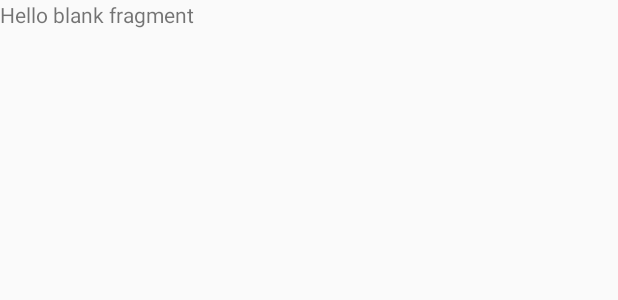
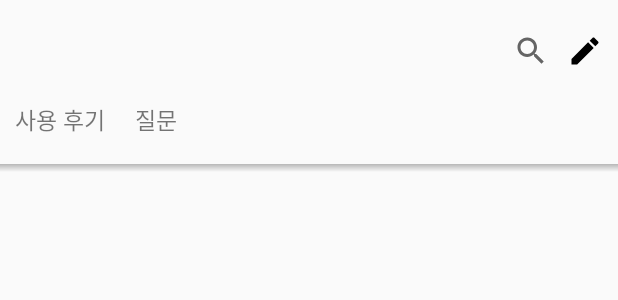
Before and after one commit to ngwoon/Prodori, an Android app: the layout fragment_all_authenticated.xml on its own in the app's theme, with its tools: preview values and no code run, on a phone screen of 412 x 824 dp. Shown: the top 300 px of the screen. Run offline under Robolectric (Android 15) with nearby library versions, the light colour scheme and no system bars; network calls fail.

Commit message:
게시글 작성 layout 진행 중

```diff
--- a/app/src/main/java/com/example/prodori/CommunityFragment.kt
+++ b/app/src/main/java/com/example/prodori/CommunityFragment.kt
@@ -37,7 +37,8 @@ class CommunityFragment : Fragment() {
                 AllAuthenticatedFragment()
             }
 
-        fragmentTransaction.replace(R.id.dynamicFragment, fragment).commit()
+        fragmentTransaction.replace(R.id.dynamicFragment, fragment)
+        fragmentTransaction.commit()
     }
 
     override fun onAttach(context: Context) {
@@ -51,5 +52,4 @@ class CommunityFragment : Fragment() {
     fun refresh() {
         checkAuth()
     }
-
 }
--- a/app/src/main/java/com/example/prodori/MainActivity.kt
+++ b/app/src/main/java/com/example/prodori/MainActivity.kt
@@ -155,7 +155,6 @@ class MainActivity : AppCompatActivity() {
                             newRef.setValue(valueMap)
                         }
 
-
                         // 현재 페이지가 community이면 갱신
                         if(bottomNavigationView.selectedItemId == R.id.community) {
                             val hostFragment = supportFragmentManager.findFragmentById(R.id.nav_host_container)!!
--- /dev/null
+++ b/app/src/main/java/com/example/prodori/PostData.kt
@@ -0,0 +1,3 @@
+package com.example.prodori
+
+data class PostData(val title: String, val writer: String, val content: String, val category: String)
--- /dev/null
+++ b/app/src/main/res/drawable/drop_shadow.xml
@@ -0,0 +1,7 @@
+<?xml version="1.0" encoding="utf-8"?>
+<shape xmlns:android="http://schemas.android.com/apk/res/android" android:shape="rectangle">
+    <gradient
+        android:startColor="@android:color/transparent"
+        android:endColor="#44000000"
+        android:angle="90"/>
+</shape>
--- /dev/null
+++ b/app/src/main/res/drawable/gradient.xml
@@ -0,0 +1,10 @@
+<?xml version="1.0" encoding="utf-8"?>
+<shape
+    xmlns:android="http://schemas.android.com/apk/res/android"
+    android:shape="rectangle">
+    <gradient
+        android:angle="0"
+        android:startColor="#000000"
+        android:endColor="#000000"
+        android:centerColor="#FFFF0000" />
+</shape>
--- /dev/null
+++ b/app/src/main/res/drawable/ic_create_black_24dp.xml
@@ -0,0 +1,9 @@
+<vector xmlns:android="http://schemas.android.com/apk/res/android"
+        android:width="24dp"
+        android:height="24dp"
+        android:viewportWidth="24.0"
+        android:viewportHeight="24.0">
+    <path
+        android:fillColor="#FF000000"
+        android:pathData="M3,17.25V21h3.75L17.81,9.94l-3.75,-3.75L3,17.25zM20.71,7.04c0.39,-0.39 0.39,-1.02 0,-1.41l-2.34,-2.34c-0.39,-0.39 -1.02,-0.39 -1.41,0l-1.83,1.83 3.75,3.75 1.83,-1.83z"/>
+</vector>
--- /dev/null
+++ b/app/src/main/res/drawable/ic_create_black_36dp.xml
@@ -0,0 +1,4 @@
+<vector android:height="36dp" android:viewportHeight="24.0"
+    android:viewportWidth="24.0" android:width="36dp" xmlns:android="http://schemas.android.com/apk/res/android">
+    <path android:fillColor="#FF000000" android:pathData="M3,17.25V21h3.75L17.81,9.94l-3.75,-3.75L3,17.25zM20.71,7.04c0.39,-0.39 0.39,-1.02 0,-1.41l-2.34,-2.34c-0.39,-0.39 -1.02,-0.39 -1.41,0l-1.83,1.83 3.75,3.75 1.83,-1.83z"/>
+</vector>
--- a/app/src/main/res/layout/fragment_all_authenticated.xml
+++ b/app/src/main/res/layout/fragment_all_authenticated.xml
@@ -1,13 +1,81 @@
 <?xml version="1.0" encoding="utf-8"?>
-<FrameLayout xmlns:android="http://schemas.android.com/apk/res/android"
+<LinearLayout xmlns:android="http://schemas.android.com/apk/res/android"
+    xmlns:app="http://schemas.android.com/apk/res-auto"
     xmlns:tools="http://schemas.android.com/tools"
     android:layout_width="match_parent"
     android:layout_height="match_parent"
+    android:orientation="vertical"
     tools:context=".AllAuthenticatedFragment">
 
-    <TextView
+    <LinearLayout
         android:layout_width="match_parent"
-        android:layout_height="match_parent"
-        android:text="@string/hello_blank_fragment" />
+        android:layout_height="wrap_content"
+        android:layout_marginTop="10dp"
+        android:orientation="horizontal">
 
-</FrameLayout>
+        <View
+            android:layout_width="0dp"
+            android:layout_height="0dp"
+            android:layout_weight="1"/>
+
+        <SearchView
+            android:layout_width="wrap_content"
+            android:layout_height="wrap_content"
+            android:layout_gravity="end"/>
+
+        <ImageView
+            android:id="@+id/postImageView"
+            android:layout_width="wrap_content"
+            android:layout_height="wrap_content"
+            android:layout_gravity="end|center_vertical"
+            android:layout_marginEnd="10dp"
+            android:src="@drawable/ic_create_black_24dp" />
+
+    </LinearLayout>
+
+    <LinearLayout
+        android:layout_width="match_parent"
+        android:layout_height="wrap_content"
+        android:orientation="horizontal">
+
+        <TextView
+            android:id="@+id/reviewCategory"
+            android:layout_width="wrap_content"
+            android:layout_height="wrap_content"
+            android:layout_margin="10dp"
+            android:gravity="center"
+            android:text="사용 후기"
+            android:textSize="15sp" />
+
+        <TextView
+            android:id="@+id/questionCategory"
+            android:layout_width="wrap_content"
+            android:layout_height="wrap_content"
+            android:layout_margin="10dp"
+            android:gravity="center"
+            android:text="질문"
+            android:textSize="15sp" />
+
+    </LinearLayout>
+
+<!--    <View-->
+<!--        android:id="@+id/line"-->
+<!--        android:layout_width="match_parent"-->
+<!--        android:layout_height="1dp"-->
+<!--        android:layout_marginTop="8dp"-->
+<!--        android:background="@drawable/gradient"/>-->
+
+    <View
+        android:id="@+id/line"
+        android:layout_width="match_parent"
+        android:layout_height="5dp"
+        android:layout_marginTop="8dp"
+        android:background="@drawable/drop_shadow" />
+
+    <androidx.recyclerview.widget.RecyclerView
+        android:id="@+id/postRecyclerView"
+        android:layout_width="match_parent"
+        android:layout_height="match_parent" />
+
+
+</LinearLayout>
--- a/app/src/main/res/values/strings.xml
+++ b/app/src/main/res/values/strings.xml
@@ -6,4 +6,9 @@
     <string name="SERVICE_KEY">Rjj2Ly96fAEYLPcwTSh2uwRIQdnVxrDHYbRPoNnVPATdfBB17ok1x1luVwLQi5OqlkvnLU3EpLwJliSQ61cYxw%3D%3D</string>
     <string name="dev_email">문의 : todory2002@gmail.com</string>
     <string name="not_log_in">로그인 후 이용 가능합니다.</string>
+
+    <string-array name="category">
+        <item>사용 후기</item>
+        <item>질문</item>
+    </string-array>
 </resources>
```
Also changed, not shown: app/src/main/java/com/example/prodori/AllAuthenticatedFragment.kt (+58 -9 lines), app/src/main/java/com/example/prodori/PostSearchAdapter.kt (added, +42 -0 lines), app/src/main/java/com/example/prodori/writePostFragment.kt (added, +18 -0 lines), app/src/main/res/layout/fragment_write_post.xml (added, +26 -0 lines), app/src/main/res/layout/post_preview.xml (added, +69 -0 lines), app/src/main/res/drawable/ic_no_image.png (added).
